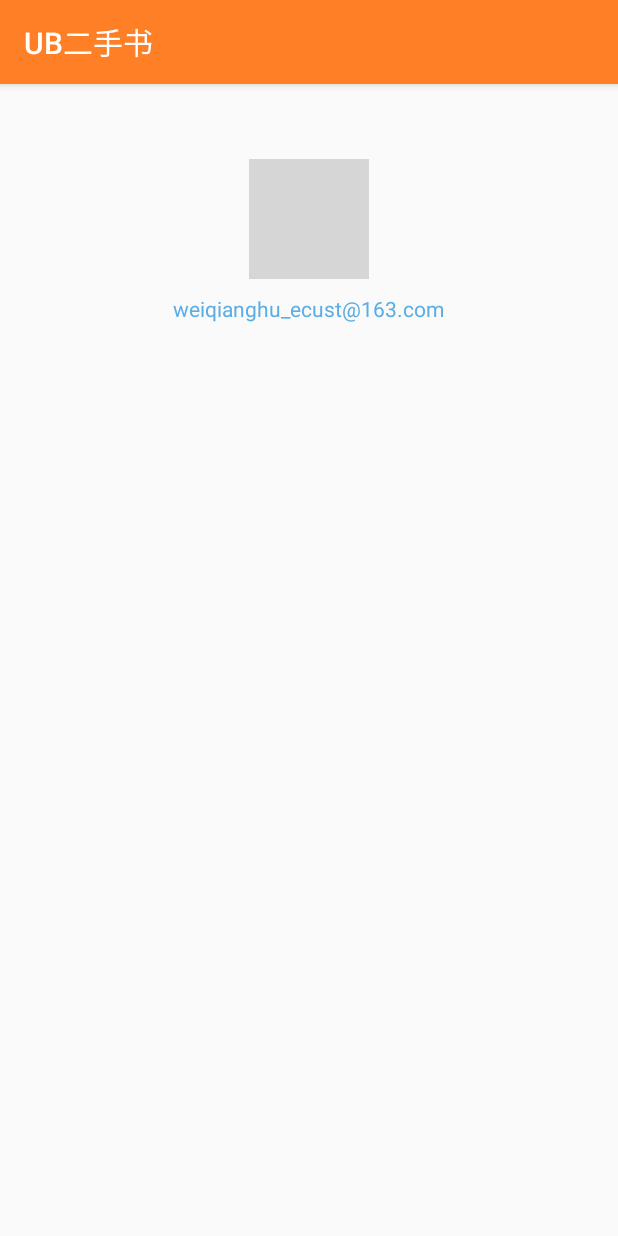
After one commit to Weiqianghu/UsedBook-Admin, an Android app: the fragment AboutFragment shown on its own in the app's theme, on a phone screen of 412 x 824 dp. The commit adds this screen. Run offline under Robolectric (Android 15) with nearby library versions, the phone set to English and light mode, and no system bars; grey boxes are pictures that could not be loaded.

Commit message:
消息推送，以及设置，关于 交互优化

```diff
--- a/app/build.gradle
+++ b/app/build.gradle
@@ -22,8 +22,9 @@ android {
 dependencies {
     compile fileTree(include: ['*.jar'], dir: 'libs')
     testCompile 'junit:junit:4.12'
-    compile files('libs/Bmob_Push_V0.6beta_20150408.jar')
     compile files('libs/BmobSDK_V3.4.5_1111.jar')
+    compile project(path: ':emoji')
+    compile files('libs/Bmob_Push_V0.8beta_20160315.jar')
     compile 'com.android.support:appcompat-v7:23.3.0'
     compile 'com.android.support:design:23.3.0'
     compile 'com.squareup.okhttp:okhttp-urlconnection:2.2.0'
@@ -32,5 +33,4 @@ dependencies {
     compile 'com.android.support:support-v4:23.3.0'
     compile 'com.android.support:recyclerview-v7:23.3.0'
     compile 'com.facebook.fresco:fresco:0.9.0'
-    compile project(path: ':emoji')
 }
--- /dev/null
+++ b/app/src/main/java/com/weiqianghu/usedbook_admin/view/fragment/AboutFragment.java
@@ -0,0 +1,53 @@
+package com.weiqianghu.usedbook_admin.view.fragment;
+
+
+import android.os.Bundle;
+import android.support.v4.widget.DrawerLayout;
+import android.support.v7.app.ActionBarDrawerToggle;
+import android.support.v7.widget.Toolbar;
+
+import com.usedbook_admin.weiqianghu.usedbook_admin.R;
+import com.weiqianghu.usedbook_admin.view.common.BaseFragment;
+
+
+public class AboutFragment extends BaseFragment {
+
+
+    public final static String TAG = AboutFragment.class.getSimpleName();
+
+    private DrawerLayout mDrawerLayout;
+    private Toolbar toolbar;
+
+    @Override
+    protected int getLayoutId() {
+        return R.layout.fragment_about;
+    }
+
+    @Override
+    protected void afterCreate(Bundle savedInstanceState) {
+        initView(savedInstanceState);
+    }
+
+    @Override
+    protected void initView(Bundle savedInstanceState) {
+        mDrawerLayout = (DrawerLayout) getActivity().findViewById(R.id.drawer_layout);
+        toolbar = (Toolbar) getActivity().findViewById(R.id.toolbar);
+    }
+
+   /* @Override
+    public void onHiddenChanged(boolean hidden) {
+        super.onHiddenChanged(hidden);
+        if (!hidden) {
+            initToolBar();
+            mDrawerLayout.setDrawerLockMode(DrawerLayout.LOCK_MODE_UNLOCKED);
+        }
+    }
+
+    private void initToolBar() {
+        ActionBarDrawerToggle toggle = new ActionBarDrawerToggle(
+                getActivity(), mDrawerLayout, toolbar, R.string.navigation_drawer_open, R.string.navigation_drawer_close);
+        mDrawerLayout.setDrawerListener(toggle);
+        toggle.syncState();
+    }*/
+
+}
--- a/app/src/main/res/layout/activity_login.xml
+++ b/app/src/main/res/layout/activity_login.xml
@@ -4,8 +4,7 @@
 
     <include
         android:id="@+id/toolbar"
-        layout="@layout/center_title_toolbar">
-    </include>
+        layout="@layout/center_title_toolbar"></include>
 
     <LinearLayout
         android:layout_width="match_parent"
@@ -33,7 +32,8 @@
             android:layout_height="wrap_content"
             android:layout_margin="10dp"
             android:background="@drawable/btn_background"
-            android:text="@string/login" />
+            android:text="@string/login"
+            android:textColor="@color/white" />
     </LinearLayout>
 
     <ProgressBar
--- /dev/null
+++ b/app/src/main/res/layout/fragment_about.xml
@@ -0,0 +1,21 @@
+<LinearLayout xmlns:android="http://schemas.android.com/apk/res/android"
+    xmlns:tools="http://schemas.android.com/tools"
+    android:layout_width="match_parent"
+    android:layout_height="match_parent"
+    android:orientation="vertical">
+
+    <ImageView
+        android:layout_width="@dimen/xlarge_dp"
+        android:layout_height="@dimen/xlarge_dp"
+        android:layout_gravity="center_horizontal"
+        android:layout_marginTop="@dimen/large_dp"
+        android:src="@mipmap/logo" />
+
+    <TextView
+        android:layout_width="wrap_content"
+        android:layout_height="wrap_content"
+        android:layout_gravity="center_horizontal"
+        android:layout_marginTop="10dp"
+        android:text="weiqianghu_ecust@163.com"
+        android:textColor="@color/link" />
+</LinearLayout>
--- a/app/src/main/res/menu/activity_main_drawer.xml
+++ b/app/src/main/res/menu/activity_main_drawer.xml
@@ -19,6 +19,10 @@
             android:icon="@mipmap/statistics"
             android:title="@string/statistics" />
         <item
+            android:id="@+id/nav_publish_notice"
+            android:icon="@mipmap/push"
+            android:title="@string/publish_notice" />
+        <item
             android:id="@+id/nav_settings"
             android:icon="@mipmap/settings"
             android:title="@string/action_settings" />
--- a/app/src/main/res/menu/main.xml
+++ b/app/src/main/res/menu/main.xml
@@ -6,4 +6,9 @@
         android:orderInCategory="100"
         android:title="@string/action_settings"
         app:showAsAction="never" />
+    <item
+        android:id="@+id/action_about"
+        android:orderInCategory="100"
+        android:title="@string/action_about"
+        app:showAsAction="never" />
 </menu>
--- a/app/src/main/res/values/strings.xml
+++ b/app/src/main/res/values/strings.xml
@@ -58,4 +58,8 @@
     <string name="comment">评论</string>
     <string name="comment_empty">暂无评论</string>
     <string name="grade">评分</string>
+    <string name="logout">退出登录</string>
+    <string name="action_about">关于</string>
+    <string name="publish_notice">发布通知</string>
+    <string name="push_message_content">消息内容</string>
 </resources>
```
Also changed, not shown: app/src/main/AndroidManifest.xml (+6 -1 lines), app/src/main/java/com/weiqianghu/usedbook_admin/model/eneity/PushMessageBean.java (added, +50 -0 lines), app/src/main/java/com/weiqianghu/usedbook_admin/model/impl/SaveModel.java (added, +20 -0 lines), app/src/main/java/com/weiqianghu/usedbook_admin/model/inf/ISaveModel.java (added, +13 -0 lines), app/src/main/java/com/weiqianghu/usedbook_admin/presenter/SavePresenter.java (added, +55 -0 lines), app/src/main/java/com/weiqianghu/usedbook_admin/view/activity/MainActivity.java (+111 -6 lines), app/src/main/java/com/weiqianghu/usedbook_admin/view/fragment/PushMessageFragment.java (added, +102 -0 lines), app/src/main/java/com/weiqianghu/usedbook_admin/view/fragment/SeetingsFragment.java (added, +77 -0 lines), app/src/main/res/layout/fragment_push_message.xml (added, +28 -0 lines), app/src/main/res/layout/fragment_seetings.xml (added, +15 -0 lines), app/libs/Bmob_Push_V0.6beta_20150408.jar (deleted), app/libs/Bmob_Push_V0.8beta_20160315.jar (added), app/src/main/res/mipmap-xhdpi/push.png (added).
